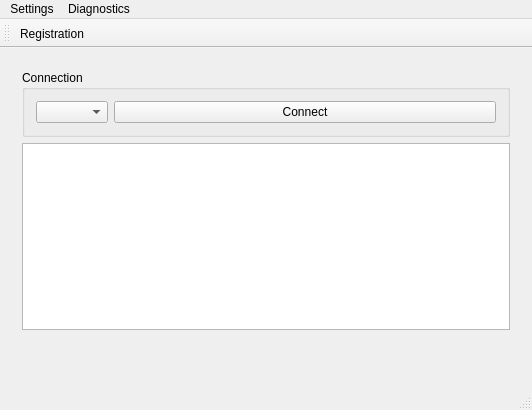
Before: the Qt Designer form mainwindow.ui in stepankuzmin/mole, drawn with Qt 5.
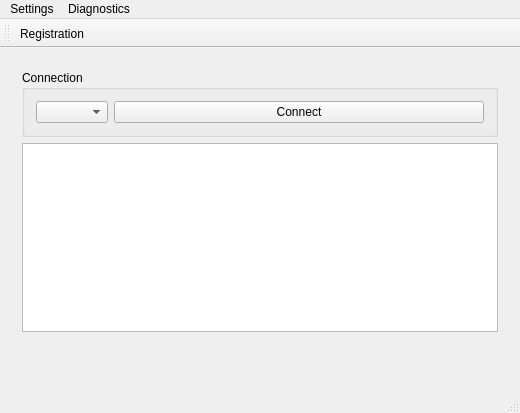
After: the same form once the commit is applied.

The edit to the form file:
```diff
--- a/mainwindow.ui
+++ b/mainwindow.ui
@@ -6,8 +6,8 @@
    <rect>
     <x>0</x>
     <y>0</y>
-    <width>532</width>
-    <height>410</height>
+    <width>520</width>
+    <height>413</height>
    </rect>
   </property>
   <property name="windowTitle">
@@ -76,7 +76,7 @@
     <rect>
      <x>0</x>
      <y>0</y>
-     <width>532</width>
+     <width>520</width>
      <height>18</height>
     </rect>
    </property>
```
